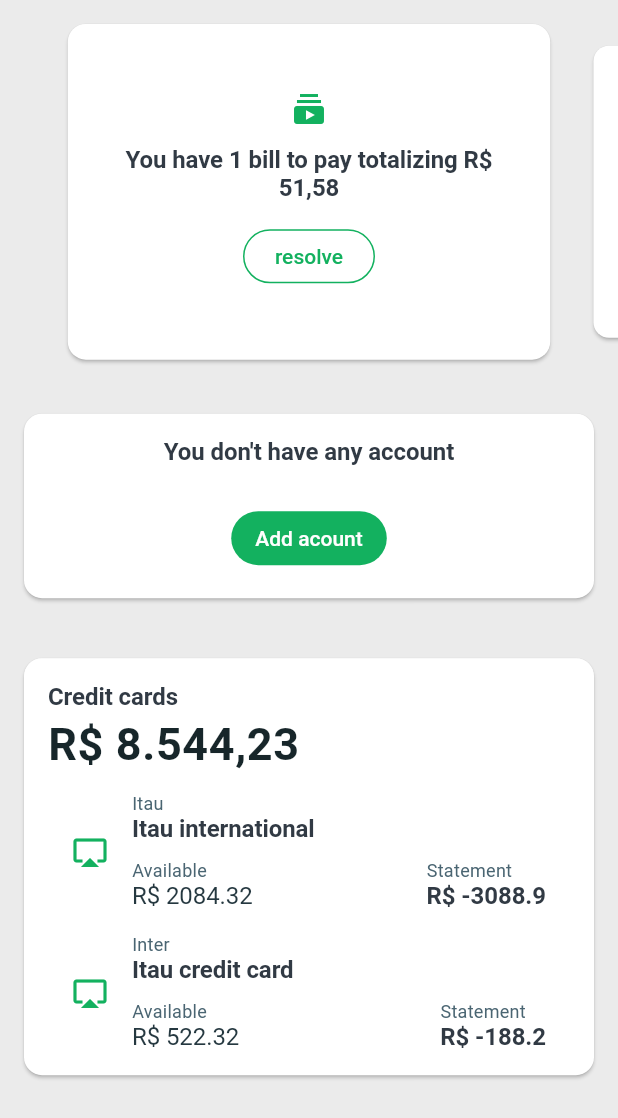
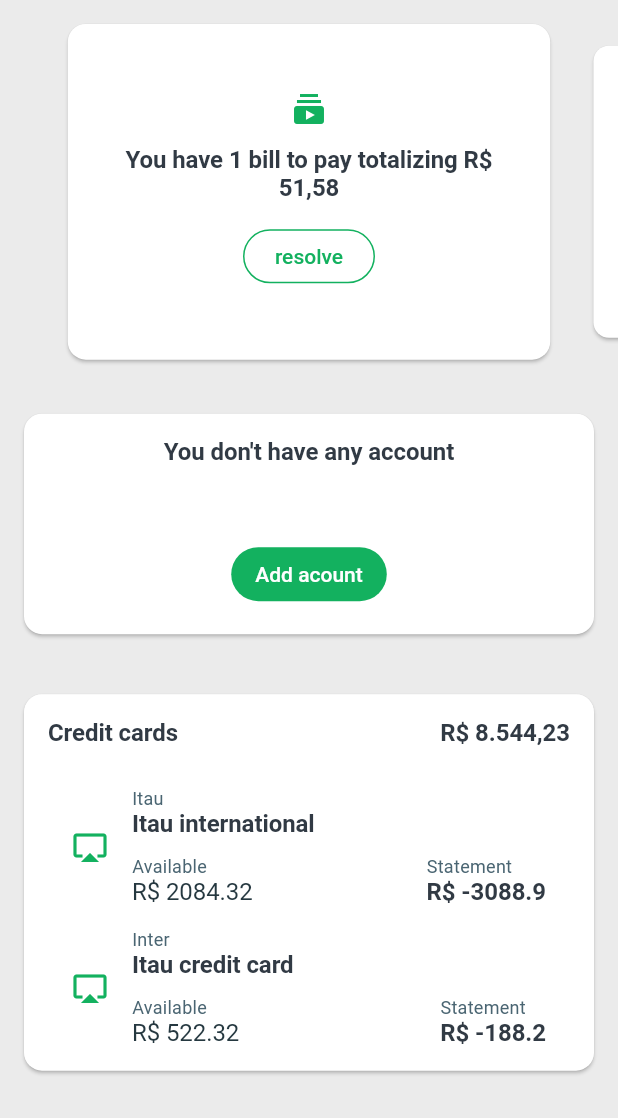
Before and after one commit to maugustosemperfi/financial-mobile, a Flutter app: the OverviewPage widget shown alone on an empty page, opened directly, on a phone screen of 412 x 824 dp. Shown: the top 1118 px of the screen. Run offline on Flutter 3.47's test engine with Material 2 defaults, Android fonts, the phone set to English and light mode, and no system bars; drawn by our look-alikes of carousel_slider; our stand-ins replace bloc, dio, equatable, fluro, flutter_bloc, flutter_masked_text and 3 more; missing offline and left inert: dart:ffi; accounts and stored records are empty; generated files the repository leaves out were written again; network calls fail; statements that could not run were skipped.

Commit message:
[BUGFIX] Implementing accounts logic
- Implementing custom json converters on account.dart
- Fixing accounts widget layout
- Using enum on accounts model
- Using enum on route handlers params and add_account_page

```diff
--- a/lib/model/account.dart
+++ b/lib/model/account.dart
@@ -1,3 +1,5 @@
+import 'dart:ffi';
+
 import 'package:financial/enum/enum_account_type.dart';
 import 'package:json_annotation/json_annotation.dart';
 
@@ -6,11 +8,23 @@ part 'account.g.dart';
 @JsonSerializable(explicitToJson: true)
 class Account {
   String name;
-  String type;
+  @JsonKey(fromJson: _intToEnum, toJson: _intFromEnum)
+  EnumAccountType type;
+  @JsonKey(fromJson: _stringToDouble, toJson: _stringFromDouble)
+  double balance;
 
   Account(this.name, this.type);
 
   factory Account.fromJson(Map<String, dynamic> json) =>
       _$AccountFromJson(json);
   Map<String, dynamic> toJson() => _$AccountToJson(this);
+
+  static String _stringFromDouble(double number) => number?.toString();
+  static double _stringToDouble(String number) =>
+      number == null ? null : double.parse(number);
+
+  static int _intFromEnum(EnumAccountType accountType) =>
+      int.parse(accountType.toString());
+  static EnumAccountType _intToEnum(int accountType) =>
+      EnumAccountType.values[accountType - 1];
 }
--- a/lib/pages/overview/overview_page.dart
+++ b/lib/pages/overview/overview_page.dart
@@ -11,8 +11,6 @@ class OverviewPage extends StatefulWidget {
 }
 
 class _OverviewPageState extends State<OverviewPage> {
-  var _accounts = null;
-
   @override
   void initState() {
     super.initState();
@@ -52,9 +50,7 @@ class _OverviewPageState extends State<OverviewPage> {
                   borderRadius: BorderRadius.circular(12)),
               child: Container(
                 padding: EdgeInsets.symmetric(vertical: 16, horizontal: 16),
-                child: Column(
-                  children: <Widget>[AccountsWidget()],
-                ),
+                child: AccountsWidget(),
               ),
             ),
           ),
@@ -68,9 +64,14 @@ class _OverviewPageState extends State<OverviewPage> {
                 child: Column(
                   children: <Widget>[
                     Row(
+                      mainAxisAlignment: MainAxisAlignment.spaceBetween,
                       children: <Widget>[
                         Text(
                           "Credit cards",
+                          style: AppTheme.title,
+                        ),
+                        Text(
+                          "R\$ 8.544,23",
                           style: AppTheme.title,
                         ),
                       ],
@@ -78,14 +79,6 @@ class _OverviewPageState extends State<OverviewPage> {
                     Divider(
                       color: Colors.transparent,
                       height: 12,
-                    ),
-                    Row(
-                      children: <Widget>[
-                        Text(
-                          "R\$ 8.544,23",
-                          style: AppTheme.display2,
-                        ),
-                      ],
                     ),
                     Divider(
                       color: Colors.transparent,
--- a/lib/pages/overview/widgets/accounts_widget.dart
+++ b/lib/pages/overview/widgets/accounts_widget.dart
@@ -27,9 +27,9 @@ class _AccountsWidgetState extends State<AccountsWidget> {
   _getAccounts() async {
     final accountsResponse = await Application.dio.get('accounts');
 
-    final List<Account> accounts = new List<Account>.from(
-        jsonDecode(accountsResponse.data) as List<dynamic>
-          ..map((account) => Account.fromJson(account)));
+    final List<Account> accounts = (jsonDecode(accountsResponse.data) as List)
+        .map((account) => Account.fromJson(account))
+        .toList();
 
     setState(() {
       this._accounts = accounts;
@@ -58,20 +58,16 @@ class _AccountsWidgetState extends State<AccountsWidget> {
       child: Column(
         children: <Widget>[
           _accounts.length > 0
-              ? Column(
-                  crossAxisAlignment: CrossAxisAlignment.start,
+              ? Row(
+                  mainAxisAlignment: MainAxisAlignment.spaceBetween,
                   children: <Widget>[
                     Text(
                       "Accounts",
                       style: AppTheme.title,
                     ),
-                    Divider(
-                      color: Colors.transparent,
-                      height: 12,
-                    ),
                     Text(
                       "R\$ 0",
-                      style: AppTheme.display2,
+                      style: AppTheme.title,
                     )
                   ],
                 )
@@ -88,12 +84,13 @@ class _AccountsWidgetState extends State<AccountsWidget> {
                     ),
                   ],
                 ),
+          Divider(height: 12, color: Colors.transparent),
           Row(
             crossAxisAlignment: CrossAxisAlignment.center,
             mainAxisAlignment: MainAxisAlignment.center,
             children: _accounts.map((account) {
-              return Container(
-                child: Column(
+              return Expanded(
+                child: Row(
                   children: <Widget>[
                     Icon(
                       Icons.monetization_on,
@@ -102,13 +99,12 @@ class _AccountsWidgetState extends State<AccountsWidget> {
                     SizedBox(
                       width: 12,
                     ),
-                    Expanded(
-                      child: Column(
+                    Column(
                       crossAxisAlignment: CrossAxisAlignment.start,
                       mainAxisAlignment: MainAxisAlignment.center,
                       children: <Widget>[
                         Text(
-                            "",
+                          "${account.name}",
                           style: AppTheme.title,
                         ),
                         Text(
@@ -117,9 +113,12 @@ class _AccountsWidgetState extends State<AccountsWidget> {
                         )
                       ],
                     ),
+                    Expanded(
+                      flex: 1,
+                      child: Container(),
                     ),
                     Text(
-                      "R\$ ${account.name}",
+                      "R\$ ${account.balance}",
                       style: AppTheme.titleMoneyPositivite,
                     )
                   ],
@@ -129,7 +128,7 @@ class _AccountsWidgetState extends State<AccountsWidget> {
           ),
           Divider(
             color: Colors.transparent,
-            height: 12,
+            height: 24,
           ),
           Row(
             mainAxisAlignment: MainAxisAlignment.center,
--- a/lib/routes/route_handles.dart
+++ b/lib/routes/route_handles.dart
@@ -18,6 +18,6 @@ var homePageHandler = Handler(
 var addAccountPageHandler = Handler(
     handlerFunc: (BuildContext context, Map<String, List<String>> params) {
   return AddAccountPage(
-    type: params["type"][0],
+    type: params["type"][0] as EnumAccountType,
   );
 });
```
Also changed, not shown: lib/pages/add_account/add_account_page.dart (+90 -4 lines), lib/model/account.g.dart. Lines whose indentation alone changed are shown as unchanged.
